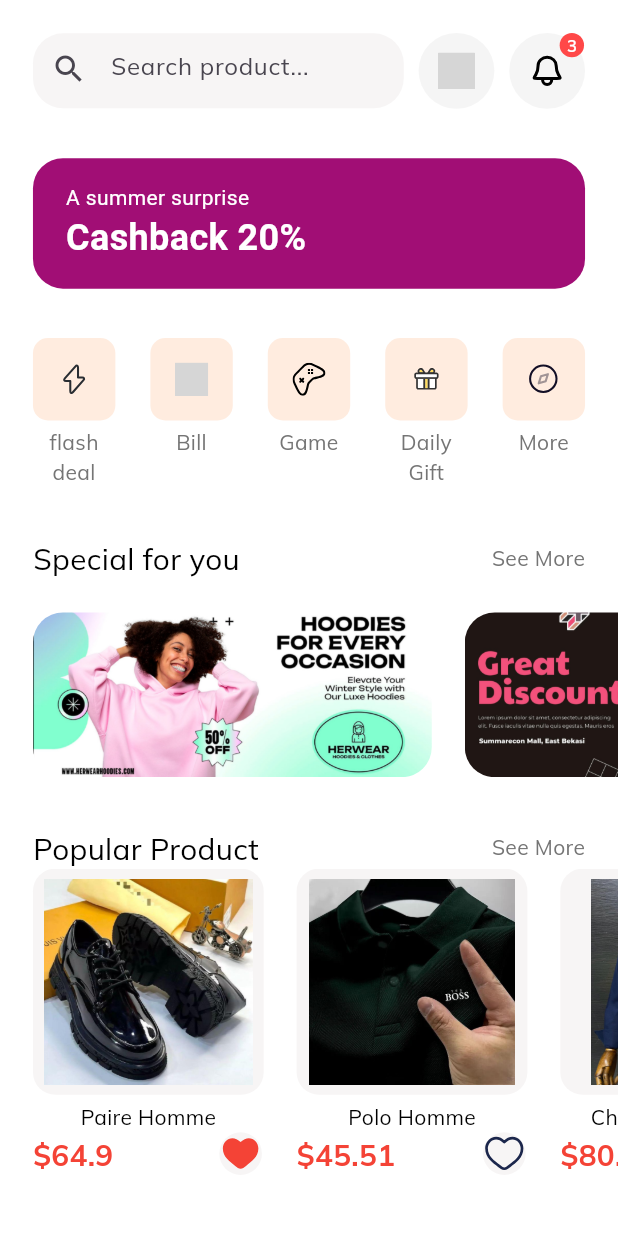
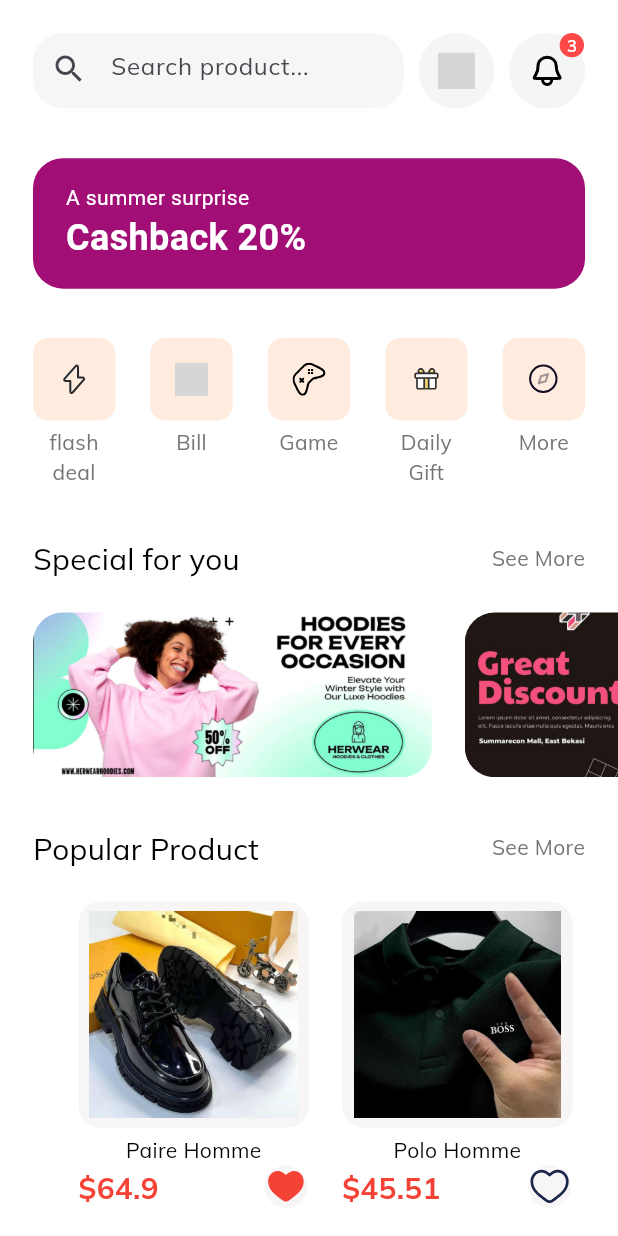
Before and after one commit to kevintomeni/shop778, a Flutter app: the HomeScreen screen opened by its route, on a phone screen of 412 x 824 dp. Run offline on Flutter 3.47's test engine with Material 3 defaults, Android fonts, the light colour scheme and no system bars; our stand-ins replace flutter_svg; grey boxes are pictures that could not be loaded.

Commit message:
complet ecommerce UI flutter

```diff
--- a/lib/components/product_card.dart
+++ b/lib/components/product_card.dart
@@ -11,14 +11,18 @@
     this.width = 140,
     this.aspectRetion = 1.02,
     required this.product,
+    required this.press,
   });
   final double width, aspectRetion;
   final Product product;
+  final GestureTapCallback press;
 
   @override
   Widget build(BuildContext context) {
     return Padding(
       padding: EdgeInsets.only(left: getProportionateScreenWidth(20)),
+      child: GestureDetector(
+        onTap: press,
         child: SizedBox(
           width: getProportionateScreenWidth(width),
           child: Column(
@@ -81,6 +85,7 @@
             ],
           ),
         ),
+      ),
     );
   }
 }
--- a/lib/routes.dart
+++ b/lib/routes.dart
@@ -1,5 +1,6 @@
 import 'package:flutter/material.dart';
 import 'package:shop778/screens/complete_profile/complete_profile_screen.dart';
+import 'package:shop778/screens/details/details_screen.dart';
 import 'package:shop778/screens/forgot_password/forgot_password_screen.dart';
 import 'package:shop778/screens/home/home_screen.dart';
 import 'package:shop778/screens/otp/otp_screen.dart';
@@ -20,4 +21,5 @@
   CompleteProfileScreen.routeName: (context) => CompleteProfileScreen(),
   OtpScreen.routeName: (context) => OtpScreen(),
   HomeScreen.routeName: (context) => HomeScreen(),
+  DetailsScreen.routeName:(context)=> DetailsScreen(),
 };
--- /dev/null
+++ b/lib/screens/details/components/body.dart
@@ -0,0 +1,10 @@
+import 'package:flutter/material.dart';
+
+class Body extends StatelessWidget {
+  const Body({super.key});
+
+  @override
+  Widget build(BuildContext context) {
+    return Column();
+  }
+}
--- a/lib/screens/home/components/body.dart
+++ b/lib/screens/home/components/body.dart
@@ -1,12 +1,10 @@
 import 'package:flutter/material.dart';
-import 'package:shop778/models/product.dart';
-import 'package:shop778/screens/home/components/section_title.dart';
 import 'package:shop778/size-config.dart';
 
-import '../../../components/product_card.dart';
 import 'categories.dart';
 import 'discount_banner.dart';
 import 'home_header.dart';
+import 'popular_product.dart';
 import 'special_offers.dart';
 
 class Body extends StatelessWidget {
@@ -26,21 +24,8 @@
           SizedBox(height: getProportionateScreenWidth(30)),
           SpecialOffers(),
           SizedBox(height: getProportionateScreenWidth(30)),
-          SectionTitle(text: "Popular Product", press: () {}),
-          SingleChildScrollView(
-            scrollDirection: Axis.horizontal,
-            child: Row(
-              children: [
-                ...List.generate(
-                  demoProducts.length,
-                  (index) => ProductCard(
-                    product: demoProducts[index],
-                  ),
-                ),
-                SizedBox(height: getProportionateScreenWidth(20)),
-              ],
-            ),
-          )
+          PopularProduct(),
+          SizedBox(height: getProportionateScreenWidth(30)),
         ]),
       ),
     );
--- /dev/null
+++ b/lib/screens/home/components/popular_product.dart
@@ -0,0 +1,49 @@
+import 'package:flutter/material.dart';
+import 'package:flutter/widgets.dart';
+import 'package:shop778/screens/details/details_screen.dart';
+
+import '../../../components/product_card.dart';
+import '../../../models/product.dart';
+import '../../../size-config.dart';
+import 'section_title.dart';
+
+class PopularProduct extends StatelessWidget {
+  const PopularProduct({
+    super.key,
+  });
+
+  @override
+  Widget build(BuildContext context) {
+    return Column(
+      children: [
+        SectionTitle(text: "Popular Product", press: () {}),
+        SizedBox(height: getProportionateScreenWidth(20)),
+        SingleChildScrollView(
+          scrollDirection: Axis.horizontal,
+          child: Row(
+            children: [
+              ...List.generate(
+                demoProducts.length,
+                (index) {
+                  if (demoProducts[index].isPopular)
+                    return ProductCard(
+                      product: demoProducts[index],
+                      press: () => Navigator.pushNamed(
+                        context,
+                        DetailsScreen.routeName,
+                        arguments: ProductDetailsArguments(
+                          product: demoProducts[index],
+                        ),
+                      ),
+                    );
+                  return SizedBox.shrink();
+                },
+              ),
+              SizedBox(height: getProportionateScreenWidth(20)),
+            ],
+          ),
+        ),
+      ],
+    );
+  }
+}
```
Also changed, not shown: lib/components/rounded_icon_btn.dart (added, +26 -0 lines), lib/screens/details/details_screen.dart (added, +78 -0 lines). Lines whose indentation alone changed are shown as unchanged.
